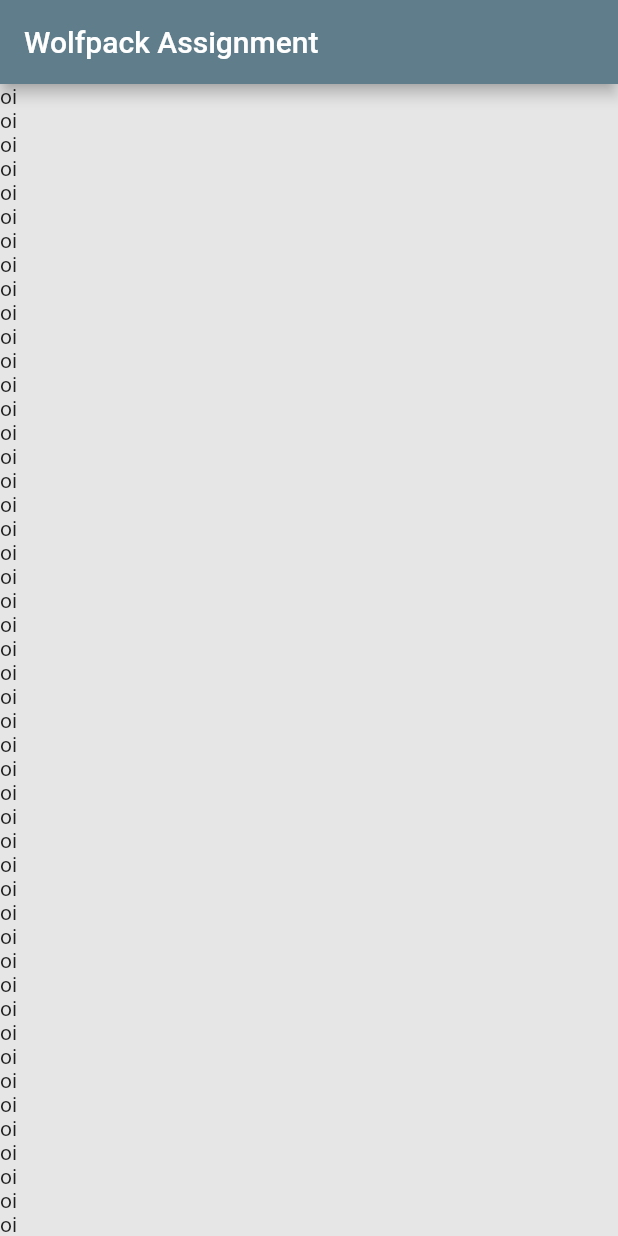
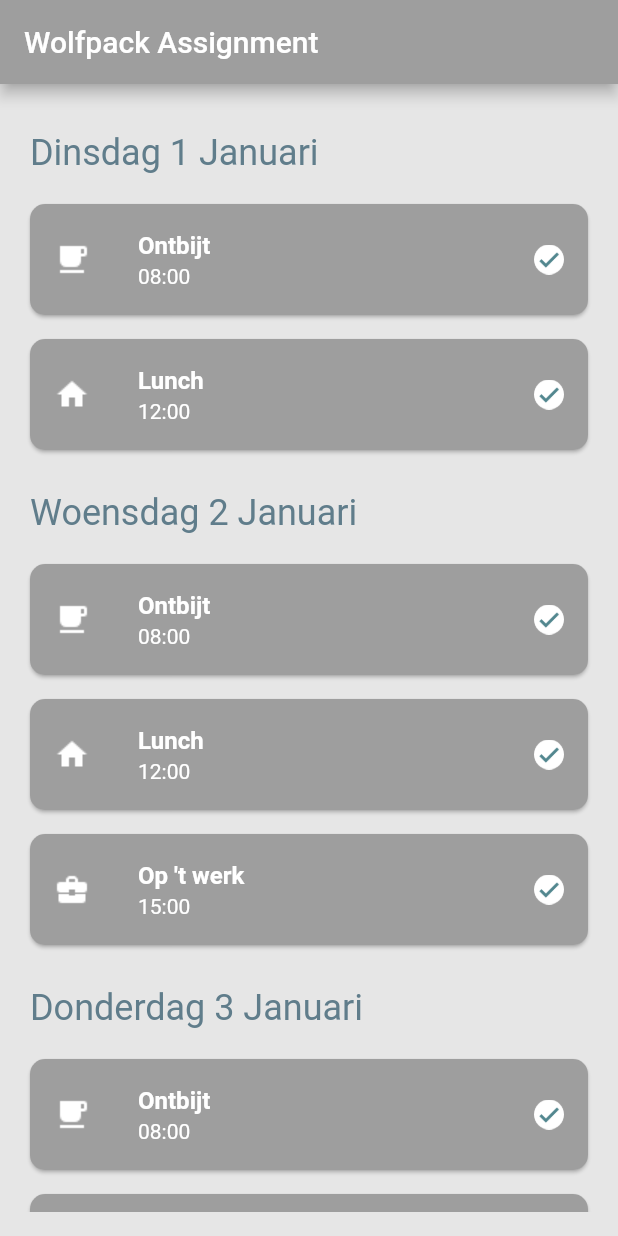
Before and after one commit to codaveto-zz/wolfpack_assignment, a Flutter app: the screen it shows after launch, on a phone screen of 412 x 824 dp. Run offline on Flutter 3.47's test engine with Material 2 defaults, Android fonts, the phone set to English and light mode, and no system bars; drawn by our look-alikes of loading_overlay; our stand-ins replace auto_route, get, get_it, google_fonts, injectable, logger and 3 more; statements that could not run were skipped.

```diff
--- a/lib/data/model/moment.dart
+++ b/lib/data/model/moment.dart
@@ -1,27 +1,33 @@
-import 'package:freezed_annotation/freezed_annotation.dart';
 import 'package:wolfpack_assign/data/enum/icon_enum.dart';
 
 import 'medicine.dart';
 
-part 'moment.freezed.dart';
+class Moment {
+  final String title;
+  final IconEnum icon;
+  final List<Medicine> medicineList;
+  final DateTime date;
+  bool isCollapsed;
+  bool _isTaken = false;
 
-part 'moment.g.dart';
+  Moment({this.title, this.icon, this.medicineList, this.date, this.isCollapsed});
 
-@freezed
-abstract class Moment with _$Moment{
-  @JsonSerializable(fieldRename: FieldRename.snake, includeIfNull: false)
-  const factory Moment({@required final String title,@required final IconEnum icon,@required final List<
-      Medicine> medicineList,@required final DateTime date,@required bool isCollapsed}
-  ) = _Moment;
-  factory Moment.fromJson(Map<String, dynamic> json) => _$MomentFromJson(json);
+  bool isTaken() {
+    if (_isTaken == false) {
+      for (Medicine medicine in this.medicineList) {
+        if (medicine.isTaken) {
+          _isTaken = true;
+          break;
+        }
+      }
+    }
+    return _isTaken;
+  }
+
+  void setTaken(bool isTaken) {
+    for (Medicine medicine in this.medicineList) {
+      medicine.isTaken = isTaken;
+    }
+    _isTaken = isTaken;
+  }
 }
-
-@freezed
-abstract class MomentList with _$MomentList {
-  @JsonSerializable(fieldRename: FieldRename.snake, includeIfNull: false)
-  const factory MomentList({
-    @required List<Moment> momentList,
-  }) = _MomentList;
-
-  factory MomentList.fromJson(Map<String, dynamic> json) => _$MomentListFromJson(json);
-}
--- a/lib/service/moment/moment_api_service.dart
+++ b/lib/service/moment/moment_api_service.dart
@@ -4,23 +4,24 @@ import 'package:flutter/material.dart';
 import 'package:wolfpack_assign/data/enum/icon_enum.dart';
 import 'package:wolfpack_assign/data/model/moment.dart';
 import 'package:wolfpack_assign/data/model/medicine.dart';
+import 'package:wolfpack_assign/util/constants/sizes.dart';
 
 class MomentApiService {
 
   Moment _breakfast({@required int day}) => Moment(title: 'Ontbijt', date: DateTime(2019, 1, day, 8), icon: IconEnum.breakfast, medicineList: [Medicine(
       name: 'Paracetamol', isTaken: Random().nextBool()), Medicine(name: 'Vitamine C', isTaken: Random().nextBool())], isCollapsed: false);
 
-  Moment _lunch({@required int day}) => Moment(title: 'Lunch', date: DateTime(2019, 1, day, 12), icon: IconEnum.breakfast, medicineList: [Medicine(
+  Moment _lunch({@required int day}) => Moment(title: 'Lunch', date: DateTime(2019, 1, day, 12), icon: IconEnum.home, medicineList: [Medicine(
       name: 'Acebutol', isTaken: Random().nextBool())], isCollapsed: false);
 
-  Moment _atWork({@required int day}) => Moment(title: 'Op \'t werk', date: DateTime(2019, 1, day, 15), icon: IconEnum.breakfast, medicineList: [Medicine(
+  Moment _atWork({@required int day}) => Moment(title: 'Op \'t werk', date: DateTime(2019, 1, day, 15), icon: IconEnum.business, medicineList: [Medicine(
       name: 'Paracetamol', isTaken: Random().nextBool()), Medicine(name: 'Vitamine C', isTaken: Random().nextBool())],isCollapsed: false);
 
-  Moment _bedTime({@required int day}) => Moment(title: 'Voor het slapen', date: DateTime(2019, 1, day, 22), icon: IconEnum.breakfast, medicineList: [Medicine(
+  Moment _bedTime({@required int day}) => Moment(title: 'Voor het slapen', date: DateTime(2019, 1, day, 22), icon: IconEnum.alarm, medicineList: [Medicine(
       name: 'Melatonin', isTaken: Random().nextBool())], isCollapsed: false);
 
   Future<List<Moment>> get moments async {
-    await Future.delayed(Duration(seconds: 4));
+    await Future.delayed(Duration(seconds: CustomSize.defaultFakeWaitingDuration));
     return [
     _breakfast(day: 1),
     _lunch(day: 1),
--- a/lib/ui/views/home/home_view.dart
+++ b/lib/ui/views/home/home_view.dart
@@ -3,7 +3,9 @@ import 'package:get/get.dart';
 import 'package:loading_overlay/loading_overlay.dart';
 import 'package:progress_indicators/progress_indicators.dart';
 import 'package:stacked/stacked.dart';
+import 'package:wolfpack_assign/data/enum/icon_enum.dart';
 import 'package:wolfpack_assign/util/constants/sizes.dart';
+import 'package:wolfpack_assign/util/methods/date_formatter.dart';
 
 import 'home_viewmodel.dart';
 
@@ -18,7 +20,8 @@ class HomeView extends StatelessWidget {
           return Scaffold(
             appBar: AppBar(
               title: Text(
-                'Wolfpack Assignment',
+                model.title,
+                style: const TextStyle(color: Colors.white),
               ),
             ),
             backgroundColor: Color(0xffe6e6e6),
@@ -40,12 +43,108 @@ class HomeView extends StatelessWidget {
               ),
               opacity: 1,
               isLoading: model.isBusy,
-              child: ListView.builder(itemBuilder: (context, index) {
-                return Text('oi');
-              },),
+              child: model.moments != null && model.moments.isNotEmpty
+                  ? Padding(
+                      padding: const EdgeInsets.all(CustomSize.medium),
+                      child: ListView.separated(
+                        itemBuilder: (context, index) {
+                          return Column(
+                            crossAxisAlignment: CrossAxisAlignment.start,
+                            children: [
+                              _getOptionalHeader(model, index),
+                              _Moment(
+                                index: index,
+                              ),
+                            ],
+                          );
+                        },
+                        separatorBuilder: (BuildContext context, int index) {
+                          return SizedBox(
+                            height: CustomSize.small,
+                          );
+                        },
+                        itemCount: model.moments?.length ?? 0,
+                      ),
+                    )
+                  : Center(
+                      child: Text(
+                        'No moments for you',
+                        style: Get.textTheme.headline6,
+                      ),
+                    ),
             ),
           );
         },
         viewModelBuilder: () => HomeViewModel());
   }
+
+  Widget _getOptionalHeader(HomeViewModel model, int index) {
+    if (model.showHeader(index)) {
+      return Padding(
+        padding: const EdgeInsets.only(top: CustomSize.medium, bottom: CustomSize.medium, left: CustomSize.xs),
+        child: Text(
+          model.getHeaderText(index),
+          style: Get.textTheme.headline5.copyWith(
+            color: Colors.blueGrey,
+          ),
+        ),
+      );
+    } else {
+      return SizedBox.shrink();
+    }
+  }
 }
+
+class _Moment extends ViewModelWidget<HomeViewModel> {
+  const _Moment({this.index, Key key}) : super(key: key, reactive: true);
+
+  final int index;
+
+  @override
+  Widget build(BuildContext context, HomeViewModel model) {
+    final moment = model.moments[index];
+    final isTaken = moment.isTaken();
+    return Card(
+      shape: RoundedRectangleBorder(
+        borderRadius: BorderRadius.circular(10.0),
+      ),
+      color: isTaken ? Colors.grey : Colors.white,
+      child: Theme(
+        data: Get.theme.copyWith(
+          unselectedWidgetColor: isTaken ? Colors.white : Colors.black,
+          accentColor: isTaken ? Colors.white : Colors.black,
+        ),
+        child: ExpansionTile(
+          title: Text(
+            moment.title,
+            textAlign: TextAlign.left,
+            style: TextStyle(fontWeight: FontWeight.bold, color: isTaken ? Colors.white : Colors.black),
+          ),
+          subtitle: Text(
+            DateFormatter.time(moment.date),
+            style: TextStyle(color: isTaken ? Colors.white : Colors.black),
+          ),
+          leading: Column(
+            mainAxisAlignment: MainAxisAlignment.center,
+            children: [
+              moment.icon.image,
+            ],
+          ),
+          trailing: Column(
+            mainAxisAlignment: MainAxisAlignment.center,
+            children: [
+              Image.asset(
+                isTaken ? 'assets/images/check_white.png' : 'assets/images/elipse.png',
+                height: 20,
+              ),
+            ],
+          ),
+          onExpansionChanged: (value) {
+            model.tapMoment(index, value);
+          },
+          children: [],
+        ),
+      ),
+    );
+  }
+}
--- a/lib/ui/views/home/home_viewmodel.dart
+++ b/lib/ui/views/home/home_viewmodel.dart
@@ -1,19 +1,24 @@
 import 'package:logger/logger.dart';
-import 'package:wolfpack_assign/data/model/medicine.dart';
+import 'package:stacked/stacked.dart';
 import 'package:wolfpack_assign/data/model/moment.dart';
+import 'package:wolfpack_assign/service/log/logger_service.dart';
 import 'package:wolfpack_assign/service/moment/moment_api_service.dart';
 import 'package:wolfpack_assign/util/injection/locator.dart';
-import 'package:stacked/stacked.dart';
-import 'package:wolfpack_assign/service/log/logger_service.dart';
+import 'package:wolfpack_assign/util/methods/date_formatter.dart';
 
 class HomeViewModel extends BaseViewModel {
   final Logger _log = locator<LoggerService>().getLogger('HomeViewModel');
   final MomentApiService _momentApiService = locator<MomentApiService>();
 
   List<Moment> _moments;
+  DateTime _dayOfLastMoment;
+
+  // --------------- INIT --------------- INIT --------------- INIT --------------- \\
 
   void initialise() async {
+    _log.d(''' Getting beautiful moments.. ''');
     _moments = await runBusyFuture(_momentApiService.moments);
+    this._moments.sort((a, b) => a.date.compareTo(b.date));
     _log.i('I am initialized');
   }
 
@@ -23,8 +28,33 @@ class HomeViewModel extends BaseViewModel {
     super.dispose();
   }
 
+  // --------------- DAYS --------------- DAYS --------------- DAYS --------------- \\
+
+  bool showHeader(int index) {
+    if (index != 0) {
+      return this.moments[index - 1].date.day != this.moments[index].date.day;
+    }
+    return true;
+  }
+
+  String getHeaderText(int index) {
+    return DateFormatter.header(_moments[index].date);
+  }
+
+  // --------------- UI --------------- UI --------------- UI --------------- \\
+
+  void tapMoment(int index, bool value) {
+    final moment = this.moments[index];
+    moment.setTaken(!moment.isTaken());
+    this.notifyListeners();
+  }
+
   // --------------- GET & SET --------------- GET & SET --------------- GET & SET --------------- \\
+
+  String get title => 'Wolfpack Assignment';
 
   String get loadingText => 'Loading moments..';
 
+  List<Moment> get moments => _moments;
+
 }
--- a/lib/ui/views/startup/startup_viewmodel.dart
+++ b/lib/ui/views/startup/startup_viewmodel.dart
@@ -4,6 +4,7 @@ import 'package:get/get.dart';
 import 'package:logger/logger.dart';
 import 'package:wolfpack_assign/nav/router.dart';
 import 'package:wolfpack_assign/service/log/logger_service.dart';
+import 'package:wolfpack_assign/util/constants/sizes.dart';
 import 'package:wolfpack_assign/util/injection/locator.dart';
 import 'package:stacked/stacked.dart';
 
@@ -15,7 +16,7 @@ class StartupViewModel extends BaseViewModel {
   void initialise() async {
     _log = locator<LoggerService>().getLogger('StartupViewModel');
     _log.d(''' Showing welcome message.. ''');
-    await Future.delayed(Duration(seconds: 4));
+    await Future.delayed(Duration(seconds: CustomSize.defaultFakeWaitingDuration));
     Get.offNamed(Routes.homeView);
   }
 
--- a/lib/util/config/theme_config.dart
+++ b/lib/util/config/theme_config.dart
@@ -5,7 +5,7 @@ import 'package:google_fonts/google_fonts.dart';
 import 'package:wolfpack_assign/util/constants/sizes.dart';
 
 ThemeData buildThemeData(BuildContext context) {
-  final primaryColor = _generateMaterialColor(Colors.blueGrey);
+  final primaryColor = _generateMaterialColor(Colors.grey);
   return ThemeData(
     primarySwatch: primaryColor,
     cursorColor: primaryColor,
--- a/lib/util/constants/sizes.dart
+++ b/lib/util/constants/sizes.dart
@@ -9,5 +9,6 @@ abstract class CustomSize {
 
   // animations
   static const int defaultAnimationDuration = 400;
+  static const int defaultFakeWaitingDuration = 4;
 
 }
--- a/lib/util/methods/date_formatter.dart
+++ b/lib/util/methods/date_formatter.dart
@@ -1,5 +1,38 @@
 import 'package:intl/intl.dart';
 
 class DateFormatter {
-  static String format(DateTime dateTime) => DateFormat('yyyy-MM-dd HH:mm').format(dateTime);
+  static String full(DateTime dateTime) => DateFormat('yyyy-MM-dd HH:mm').format(dateTime);
+  static String header(DateTime dateTime) => '''${_dayName(dateTime)} ${dateTime.day} ${_monthName(dateTime)}''';
+  static String time(DateTime dateTime) => DateFormat('HH:mm').format(dateTime);
+
+  static String _dayName(DateTime dateTime) {
+    switch (dateTime.weekday) {
+      case DateTime.monday: return 'Maandag';
+      case DateTime.tuesday: return 'Dinsdag';
+      case DateTime.wednesday: return 'Woensdag';
+      case DateTime.thursday: return 'Donderdag';
+      case DateTime.friday: return 'Vrijdag';
+      case DateTime.saturday: return 'Zaterdag';
+      case DateTime.sunday: return 'Zondag';
+    }
+  }
+
+  static String _monthName(DateTime dateTime) {
+    switch (dateTime.month) {
+      case DateTime.january: return 'Januari';
+      case DateTime.february: return 'Februari';
+      case DateTime.march: return 'Maart';
+      case DateTime.april: return 'April';
+      case DateTime.may: return 'Mei';
+      case DateTime.june: return 'Juni';
+      case DateTime.july: return 'Juli';
+      case DateTime.august: return 'Augustus';
+      case DateTime.september: return 'September';
+      case DateTime.october: return 'Oktober';
+      case DateTime.november: return 'November';
+      case DateTime.december: return 'December';
+    }
+  }
+
+
 }
```
Also changed, not shown: lib/data/enum/icon_enum.dart (+15 -13 lines), lib/data/model/medicine.dart (+5 -20 lines), lib/data/model/medicine.freezed.dart (deleted), lib/data/model/medicine.g.dart (deleted), lib/data/model/moment.freezed.dart (deleted), lib/data/model/moment.g.dart (deleted).
